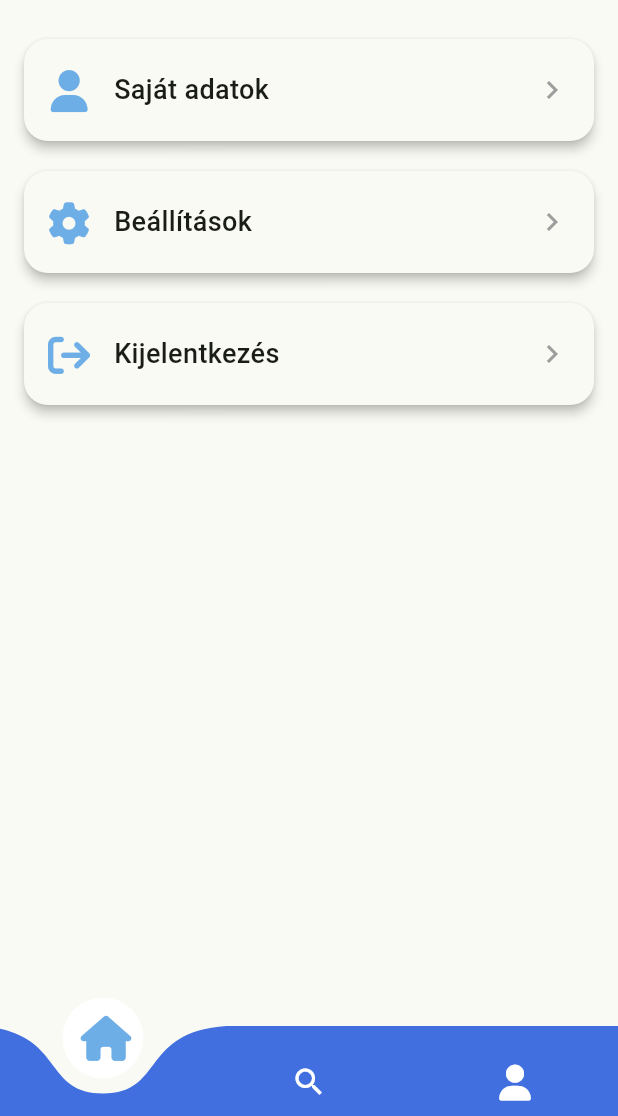
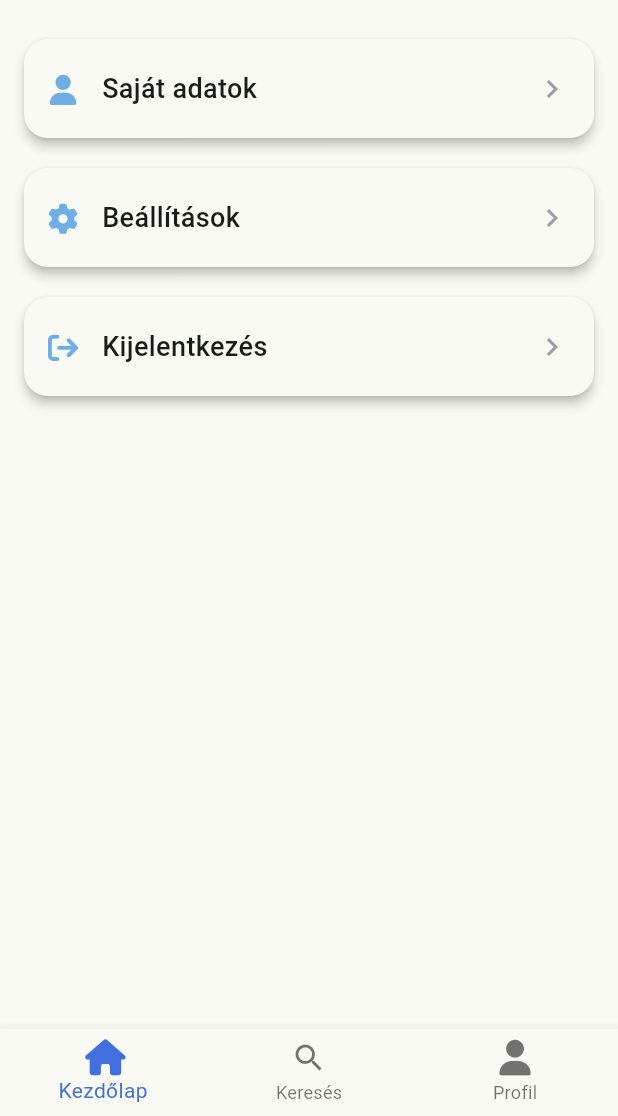
Before and after one commit to sz8rozist/rentmate, a Flutter app: the ProfilView screen opened by its route, on a phone screen of 412 x 824 dp, the part 120-1236 px from its top. Run offline on Flutter 3.47's test engine with Material 3 defaults, Android fonts, the light colour scheme and no system bars; drawn by our look-alikes of curved_navigation_bar; our stand-ins replace flutter_riverpod, form_field_validator, go_router, icons_plus, supabase_flutter; accounts and stored records are empty.

Commit message:
javítások

```diff
--- a/lib/views/profil_view.dart
+++ b/lib/views/profil_view.dart
@@ -67,7 +67,7 @@ class ProfilView extends ConsumerWidget {
                   padding: const EdgeInsets.symmetric(horizontal: 16, vertical: 20),
                   child: Row(
                     children: [
-                      Icon(item.icon, size: 28, color: lightColorScheme.secondary),
+                      Icon(item.icon, size: 20, color: lightColorScheme.secondary),
                       const SizedBox(width: 16),
                       Text(
                         item.title,
--- a/lib/widgets/shell_scaffold.dart
+++ b/lib/widgets/shell_scaffold.dart
@@ -86,19 +86,8 @@ class ShellScaffold extends ConsumerWidget {
       ),
 
       // Curved Bottom Navigation Bar with animation
-      bottomNavigationBar: CurvedNavigationBar(
-        index: index,
-        height: 60,
-        backgroundColor: Colors.transparent,
-        color: lightColorScheme.primary, // háttérszín
-        buttonBackgroundColor: Colors.white, // középső gomb háttér
-        animationCurve: Curves.easeInOutBack,
-        animationDuration: const Duration(milliseconds: 400),
-        items: [
-          _navItem(icon: FontAwesome.house, selected: index == 0),
-          _navItem(icon: Icons.search, selected: index == 1),
-          _navItem(icon: FontAwesome.user, selected: index == 2),
-        ],
+      bottomNavigationBar: BottomNavigationBar(
+        currentIndex: index,
         onTap: (i) {
           ref.read(bottomNavIndexProvider.notifier).state = i;
           switch (i) {
@@ -113,19 +102,11 @@ class ShellScaffold extends ConsumerWidget {
               break;
           }
         },
-      ),
-    );
-  }
-
-  Widget _navItem({required IconData icon, required bool selected}) {
-    return AnimatedContainer(
-      duration: const Duration(milliseconds: 300),
-      curve: Curves.easeInOut,
-      padding: const EdgeInsets.all(4),
-      child: Icon(
-        icon,
-        size: selected ? 30 : 24,
-        color: selected ? lightColorScheme.secondary : Colors.white,
+        items: [
+          BottomNavigationBarItem(icon: Icon(FontAwesome.house), label: 'Kezdőlap'),
+          BottomNavigationBarItem(icon: Icon(Icons.search), label: 'Keresés'),
+          BottomNavigationBarItem(icon: Icon(FontAwesome.user), label: 'Profil'),
+        ],
       ),
     );
   }
```
Also changed, not shown: 1 other file.
